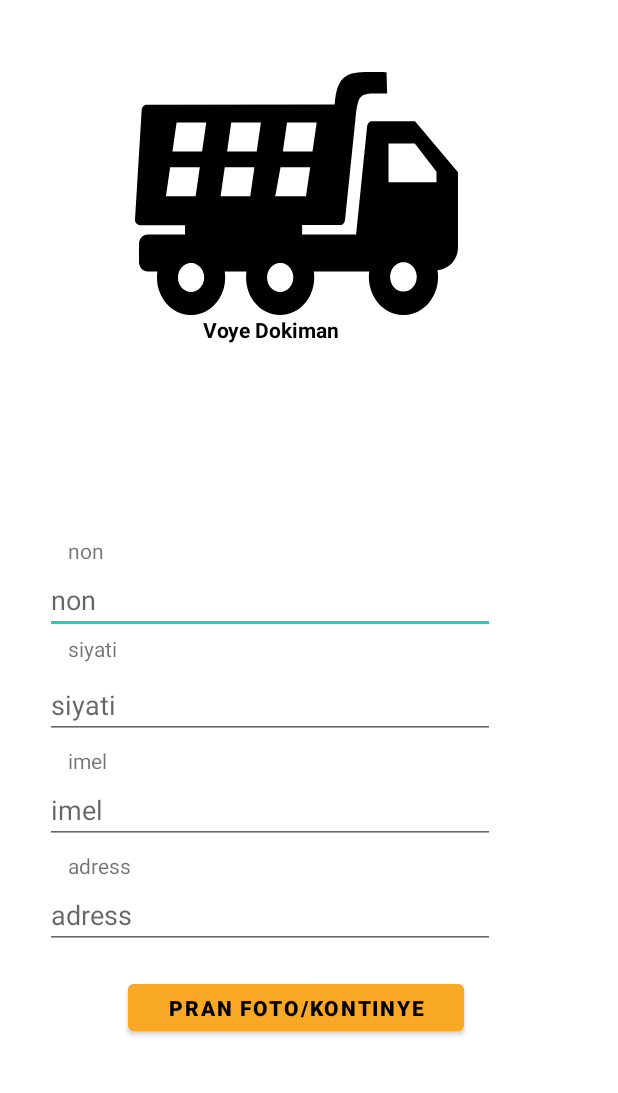
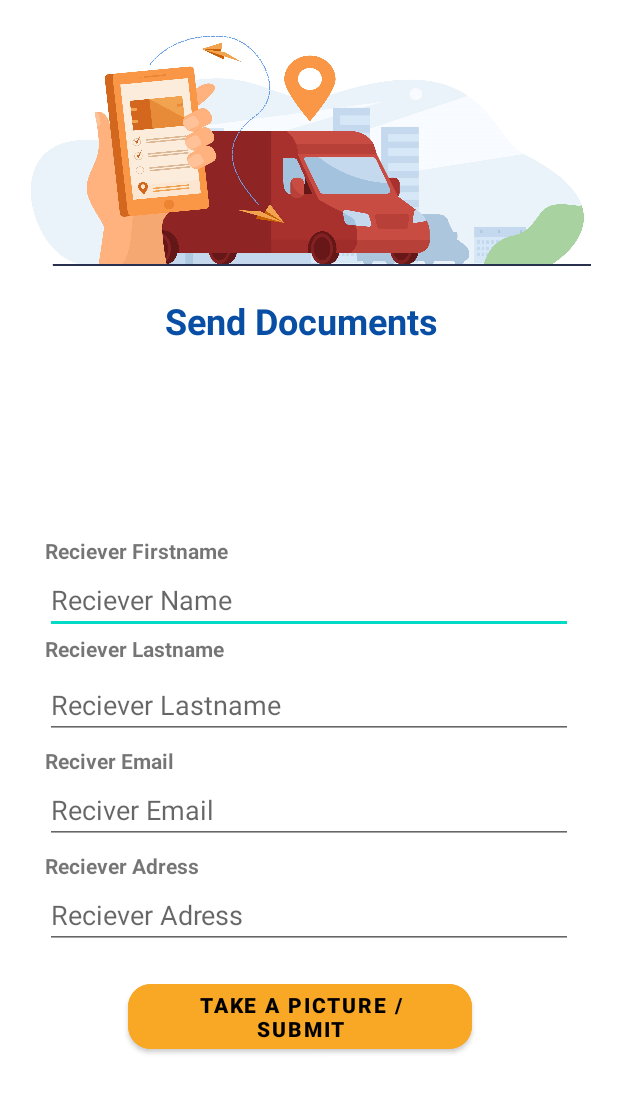
Before and after one commit to DevoirEnGroupe/MesajemFinal, an Android app: the SendActivity screen opened directly, with no data from a screen before it, on a phone screen of 412 x 824 dp. Shown: the top 1093 px of the screen. Run offline under Robolectric (Android 15) with nearby library versions, the phone set to English and light mode, and no system bars; libraries missing offline, so code that uses them is left out: com.parse, org.parceler.

Commit message:
Send Activity Update

```diff
--- a/app/src/main/java/ht/mesajem/mesajem/Activities/ListTaskActivity.java
+++ b/app/src/main/java/ht/mesajem/mesajem/Activities/ListTaskActivity.java
@@ -21,6 +21,7 @@ import com.parse.FindCallback;
 import com.parse.ParseException;
 import com.parse.ParseObject;
 import com.parse.ParseQuery;
+import com.parse.ParseUser;
 
 
 import java.util.List;
@@ -88,8 +89,10 @@ public class ListTaskActivity extends AppCompatActivity {
     public boolean onOptionsItemSelected(MenuItem item) {
 
         if(item.getItemId()== R.id.checkable_menu) {
+            ParseUser currentuser = ParseUser.getCurrentUser();
             ParseQuery<Delivery> query = ParseQuery.getQuery(Delivery.class);
-            query.include(Delivery.KEY_STATUS);
+            query.include(Delivery.KEY_USER);
+
             query.findInBackground(new FindCallback<Delivery>() {
                 @Override
                 public void done(List<Delivery> deliverys, ParseException e) {
--- a/app/src/main/res/layout/activity_send.xml
+++ b/app/src/main/res/layout/activity_send.xml
@@ -1,7 +1,7 @@
 <?xml version="1.0" encoding="utf-8"?>
-<RelativeLayout
-    xmlns:android="http://schemas.android.com/apk/res/android"
+<RelativeLayout xmlns:android="http://schemas.android.com/apk/res/android"
     xmlns:tools="http://schemas.android.com/tools"
+    xmlns:app="http://schemas.android.com/apk/res-auto"
     android:orientation="vertical"
     android:layout_width="match_parent"
     android:id="@+id/relativ"
@@ -9,34 +9,35 @@
     tools:context=".Activities.SendActivity">
 
 
-
     <Button
         android:id="@+id/ButtonTakePic"
-        android:layout_width="224dp"
-        android:layout_height="43dp"
+        android:layout_width="229dp"
+        android:layout_height="wrap_content"
         android:layout_alignParentStart="true"
+        android:layout_alignParentTop="true"
+        android:layout_centerInParent="true"
         android:layout_marginStart="85dp"
-        android:text="pran foto/kontinye"
-        android:layout_centerInParent="true"
+        android:layout_marginTop="650dp"
+        android:backgroundTint="#F9A826"
+        android:text="TAKE A PICTURE / SUBMIT"
         android:textColor="@color/black"
         android:textStyle="bold"
-        android:layout_alignParentTop="true"
-        android:layout_marginTop="650dp"
-        android:backgroundTint ="#F9A826"/>
+        app:cornerRadius="15dp" />
+
     <TextView
         android:id="@+id/tvDocSend"
-        android:layout_width="130dp"
-        android:layout_height="24dp"
+        android:layout_width="214dp"
+        android:layout_height="wrap_content"
         android:layout_alignParentStart="true"
-        android:layout_marginStart="135dp"
         android:layout_alignParentTop="true"
-        android:textColor="@color/black"
-        android:textStyle="bold"
-        android:layout_centerInParent="true"
-        android:layout_marginTop="210dp"
+        android:layout_centerHorizontal="true"
+        android:layout_marginStart="110dp"
+        android:layout_marginTop="197dp"
+        android:gravity="top"
         android:text="@string/voye_dokima"
-        android:gravity="top"
-        />
+        android:textColor="@color/Blue"
+        android:textSize="24sp"
+        android:textStyle="bold" />
 
     <RelativeLayout
         android:id="@+id/pic"
@@ -50,8 +51,10 @@
             android:layout_width="152dp"
             android:layout_height="123dp"
             android:layout_alignParentStart="true"
+            android:layout_alignParentTop="true"
             android:layout_centerHorizontal="true"
-            android:layout_marginStart="120dp"
+            android:layout_marginStart="125dp"
+            android:layout_marginTop="4dp"
             tools:srcCompact="@tools:sample/avatars" />
 
         <RelativeLayout
@@ -64,71 +67,89 @@
                 android:id="@+id/tvimel"
                 android:layout_width="93dp"
                 android:layout_height="20dp"
-                android:layout_marginStart="45dp"
+                android:layout_alignParentStart="true"
+                android:layout_marginStart="30dp"
                 android:layout_marginTop="140dp"
                 android:gravity="top"
-                android:text="imel" />
+                android:text="Reciver Email"
+                android:textStyle="bold" />
 
             <TextView
                 android:id="@+id/tvaddresse"
-                android:layout_width="93dp"
-                android:layout_height="20dp"
-                android:layout_marginStart="45dp"
+                android:layout_width="159dp"
+                android:layout_height="wrap_content"
+                android:layout_alignParentStart="true"
+                android:layout_marginStart="30dp"
                 android:layout_marginTop="210dp"
                 android:gravity="top"
-                android:text="adress" />
+                android:text="Reciever Adress"
+                android:textStyle="bold"/>
 
             <TextView
                 android:id="@+id/tvsiyati"
                 android:layout_width="136dp"
                 android:layout_height="20dp"
-                android:layout_marginStart="45dp"
+                android:layout_alignParentStart="true"
+                android:layout_marginStart="30dp"
                 android:layout_marginTop="65dp"
                 android:gravity="top"
-                android:text="siyati" />
+                android:text="Reciever Lastname"
+                android:textStyle="bold"/>
 
             <TextView
                 android:id="@+id/tvnon"
                 android:layout_width="244dp"
                 android:layout_height="20dp"
-                android:layout_marginStart="45dp"
+                android:layout_alignParentStart="true"
+                android:layout_marginStart="30dp"
                 android:gravity="top"
-                android:text="non" />
+                android:text="Reciever Firstname"
+                android:textStyle="bold" />
 
             <EditText
                 android:id="@+id/etnon"
-                android:layout_width="300dp"
+                android:layout_width="380dp"
                 android:layout_height="45dp"
+                android:layout_alignParentStart="true"
                 android:layout_marginStart="30dp"
                 android:layout_marginTop="20dp"
-                android:hint="non"
-                android:inputType="" />
+                android:layout_marginEnd="30dp"
+                android:hint="Reciever Name"
+                android:inputType=""
+                />
 
             <EditText
                 android:id="@+id/etsiyati"
-                android:layout_width="300dp"
+                android:layout_width="380dp"
                 android:layout_height="45dp"
+                android:layout_alignParentStart="true"
                 android:layout_marginStart="30dp"
                 android:layout_marginTop="90dp"
-                android:hint="siyati"
-                android:inputType="" />
+                android:layout_marginEnd="30dp"
+                android:hint="Reciever Lastname"
+                android:inputType=""
+                />
 
             <EditText
                 android:id="@+id/etimel"
-                android:layout_width="300dp"
+                android:layout_width="380dp"
                 android:layout_height="45dp"
+                android:layout_alignParentStart="true"
                 android:layout_marginStart="30dp"
                 android:layout_marginTop="160dp"
-                android:hint="imel"
+                android:layout_marginEnd="30dp"
+                android:hint="Reciver Email"
                 android:inputType="" />
 
             <EditText
                 android:id="@+id/etadress"
-                android:layout_width="300dp"
+                android:layout_width="380dp"
                 android:layout_height="45dp"
+                android:layout_alignParentStart="true"
                 android:layout_marginStart="30dp"
                 android:layout_marginTop="230dp"
-                android:hint="adress"
+                android:layout_marginEnd="30dp"
+                android:hint="Reciever Adress"
                 android:inputType="" />
 
 
@@ -139,14 +160,14 @@
 
     <ImageView
         android:id="@+id/send_id"
-        android:layout_width="215dp"
-        android:layout_height="162dp"
+        android:layout_width="wrap_content"
+        android:layout_height="200dp"
         android:layout_alignParentStart="true"
         android:layout_alignParentTop="true"
         android:layout_centerInParent="true"
-        android:layout_marginStart="90dp"
-        android:layout_marginTop="48dp"
-        android:background="@drawable/ic_send" />
+        android:layout_marginStart="0dp"
+        android:layout_marginTop="-3dp"
+        android:background="@drawable/track3" />
 
 
 </RelativeLayout>
--- a/app/src/main/res/values/strings.xml
+++ b/app/src/main/res/values/strings.xml
@@ -8,8 +8,8 @@
     <string name="hello_blank_fragment">Hello blank fragment</string>
     <string name="passwad">Password</string>
     <string name="adres_koury">Email</string>
-    <string name="voye_dokima">Voye Dokiman</string>
-    <string name="montan_2500">MONTAN: 2500 GOUD</string>
+    <string name="voye_dokima">Send Documents</string>
+    <string name="montan_2500">Amount: 2,500.00 GDS</string>
     <string name="fason_pou_p">FASON POU PEYE</string>
     <string name="nan_yon_ti_">NAN YON TI TAN KI PA TWO LONG YON AJAN AP PASE REKIPERE DOKIMAN.  MESI PASKE W FE NOU KONFYANS</string>
     <string name="felisitasyo">FELISITASYON OU RIVE PEYE</string>
```
Also changed, not shown: app/src/main/res/layout/activity_list_task.xml (+5 -7 lines), app/src/main/res/layout/fragment_payement.xml (+38 -32 lines).
